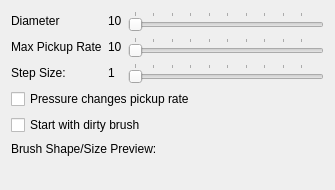
Above: designer/SmudgeOptionsWidgetUi.ui from skitzycat/beedraw before the change. Below: the same form after it.
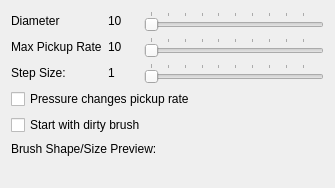
That is the form after the change.

Diff of the .ui file:
```diff
--- a/designer/SmudgeOptionsWidgetUi.ui
+++ b/designer/SmudgeOptionsWidgetUi.ui
@@ -7,7 +7,7 @@
     <x>0</x>
     <y>0</y>
     <width>335</width>
-    <height>190</height>
+    <height>188</height>
    </rect>
   </property>
   <property name="windowTitle">
@@ -109,6 +109,22 @@
        </property>
       </widget>
      </item>
+     <item row="3" column="1">
+      <spacer name="horizontalSpacer">
+       <property name="orientation">
+        <enum>Qt::Horizontal</enum>
+       </property>
+       <property name="sizeType">
+        <enum>QSizePolicy::Fixed</enum>
+       </property>
+       <property name="sizeHint" stdset="0">
+        <size>
+         <width>30</width>
+         <height>0</height>
+        </size>
+       </property>
+      </spacer>
+     </item>
     </layout>
    </item>
    <item>
```
Left out of the diff: 2 changed lines with no effect on the pictures.
